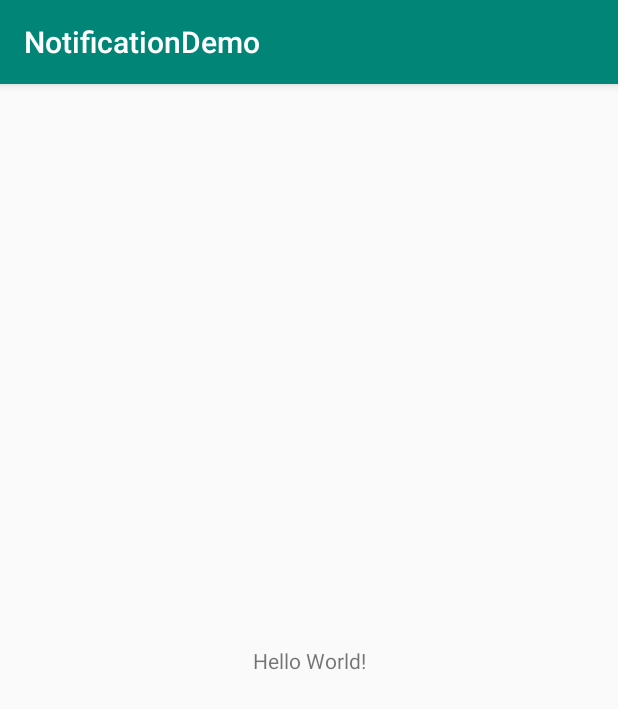
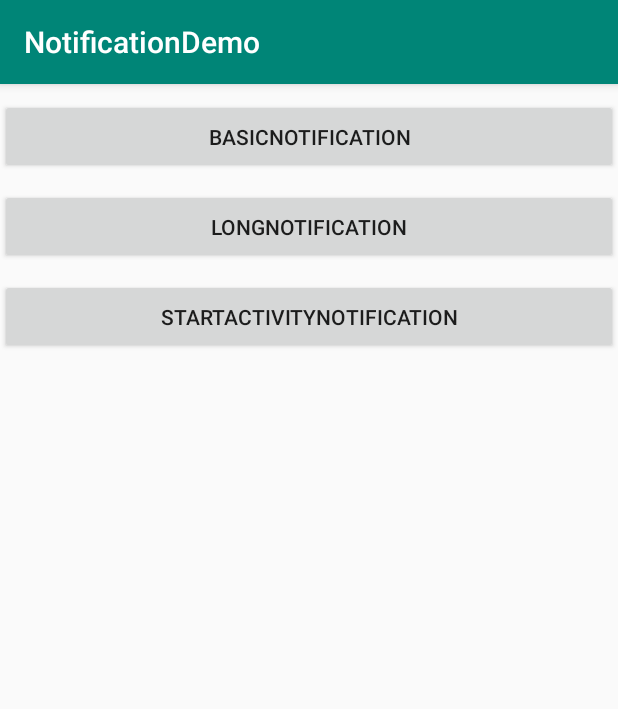
Before and after one commit to xiaolutang/NotificationDemo, an Android app: the screen it shows after launch (MainActivity), on a phone screen of 412 x 824 dp. Shown: the top 709 px of the screen. Run offline under Robolectric (Android 15) with nearby library versions, the phone set to English and light mode, and no system bars.

Commit message:
title:notification 常规功能

```diff
--- a/app/src/main/java/com/example/txl/notificationdemo/MainActivity.java
+++ b/app/src/main/java/com/example/txl/notificationdemo/MainActivity.java
@@ -2,13 +2,51 @@ package com.example.txl.notificationdemo;
 
 import androidx.appcompat.app.AppCompatActivity;
 
+import android.app.Notification;
 import android.os.Bundle;
+import android.view.View;
+import android.widget.Button;
 
-public class MainActivity extends AppCompatActivity {
-
+public class MainActivity extends AppCompatActivity implements View.OnClickListener {
+    NotificationUtils notificationUtils;
+    Button basicNotificationButton;
+    Button longNotificationButton;
+    Button startActivityNotificationButton;
     @Override
     protected void onCreate(Bundle savedInstanceState) {
         super.onCreate(savedInstanceState);
         setContentView(R.layout.activity_main);
+        notificationUtils = new NotificationUtils(this);
+        initView();
+    }
+
+    private void initView() {
+        basicNotificationButton = findViewById(R.id.bt_basic_notification);
+        basicNotificationButton.setOnClickListener(this);
+
+        longNotificationButton = findViewById(R.id.bt_long_notification);
+        longNotificationButton.setOnClickListener(this);
+
+        startActivityNotificationButton = findViewById(R.id.bt_start_activity_notification);
+        startActivityNotificationButton.setOnClickListener(this);
+    }
+
+    @Override
+    public void onClick(View v) {
+        Notification notification;
+        switch (v.getId()){
+            case R.id.bt_basic_notification:
+                notification = notificationUtils.buildNotification(NotificationUtils.NotificationType.BasicNotification);
+                notificationUtils.getmNotificationManager().notify(12345,notification);
+                break;
+            case R.id.bt_long_notification:
+                notification = notificationUtils.buildNotification(NotificationUtils.NotificationType.LongNotification);
+                notificationUtils.getmNotificationManager().notify(12346,notification);
+                break;
+            case R.id.bt_start_activity_notification:
+                notification = notificationUtils.buildNotification(NotificationUtils.NotificationType.StartActivity);
+                notificationUtils.getmNotificationManager().notify(12346,notification);
+                break;
+        }
     }
 }
--- a/app/src/main/res/layout/activity_main.xml
+++ b/app/src/main/res/layout/activity_main.xml
@@ -1,18 +1,32 @@
 <?xml version="1.0" encoding="utf-8"?>
-<androidx.constraintlayout.widget.ConstraintLayout xmlns:android="http://schemas.android.com/apk/res/android"
+<ScrollView
+    xmlns:android="http://schemas.android.com/apk/res/android"
     xmlns:app="http://schemas.android.com/apk/res-auto"
     xmlns:tools="http://schemas.android.com/tools"
     android:layout_width="match_parent"
     android:layout_height="match_parent"
-    tools:context=".MainActivity">
-
-    <TextView
-        android:layout_width="wrap_content"
+    android:fillViewport="true">
+    <LinearLayout
+        android:layout_width="match_parent"
         android:layout_height="wrap_content"
-        android:text="Hello World!"
-        app:layout_constraintBottom_toBottomOf="parent"
-        app:layout_constraintLeft_toLeftOf="parent"
-        app:layout_constraintRight_toRightOf="parent"
-        app:layout_constraintTop_toTopOf="parent" />
-
-</androidx.constraintlayout.widget.ConstraintLayout>
+        android:orientation="vertical">
+        <Button
+            android:id="@+id/bt_basic_notification"
+            android:layout_marginTop="10dp"
+            android:layout_width="match_parent"
+            android:layout_height="50dp"
+            android:text="BasicNotification"/>
+        <Button
+            android:id="@+id/bt_long_notification"
+            android:layout_marginTop="10dp"
+            android:layout_width="match_parent"
+            android:layout_height="50dp"
+            android:text="LongNotification"/>
+        <Button
+            android:id="@+id/bt_start_activity_notification"
+            android:layout_marginTop="10dp"
+            android:layout_width="match_parent"
+            android:layout_height="50dp"
+            android:text="StartActivityNotification"/>
+    </LinearLayout>
+</ScrollView>
```
Also changed, not shown: app/src/main/java/com/example/txl/notificationdemo/NotificationUtils.java (added, +140 -0 lines).
